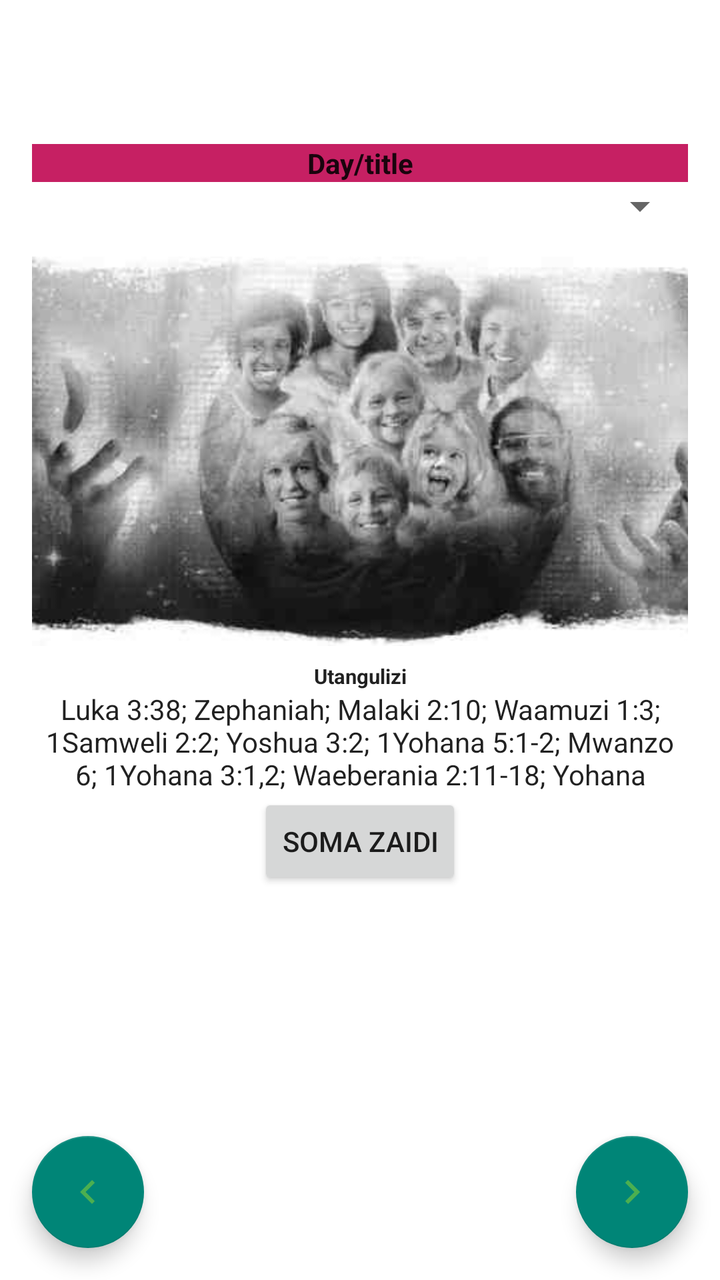
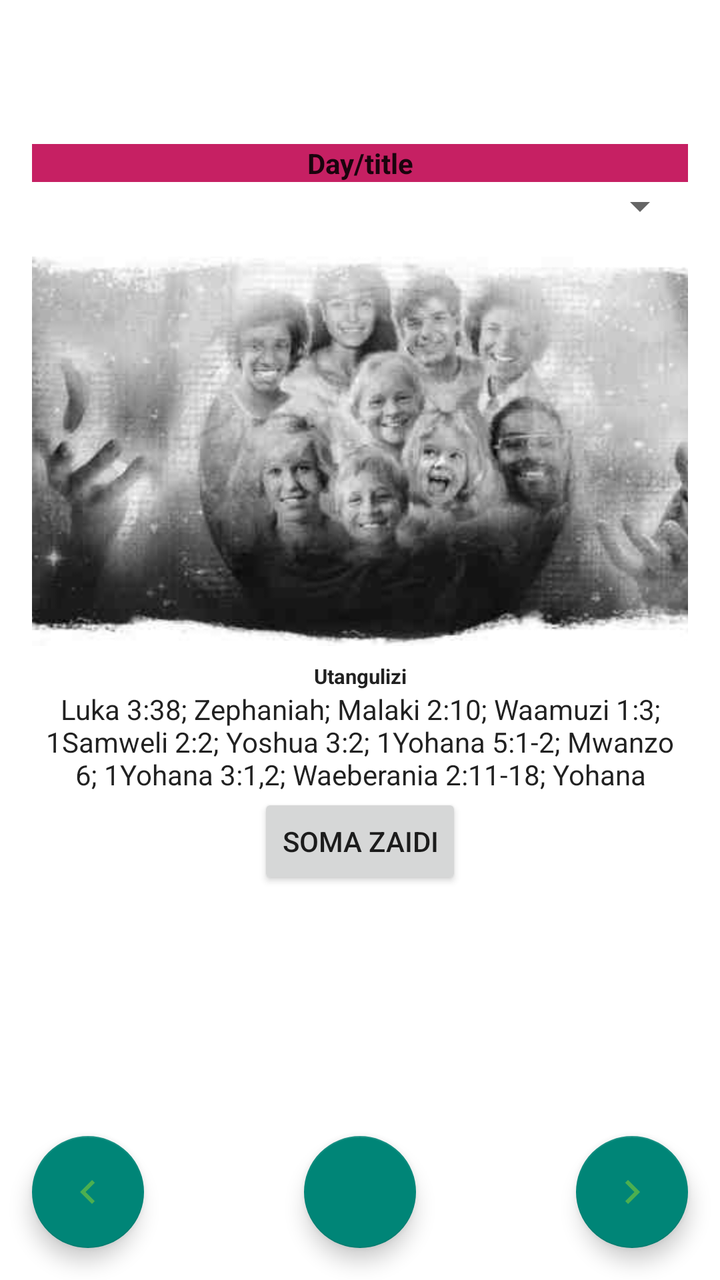

Screens rendered from an Android XML layout before and after an edit, with the pre-edit source and the edit as a unified diff.
<!-- AndroidManifest.xml: application theme Theme.LeseniYaShuleYaSabato -->
<!-- res/layout/activity_main.xml -->
<?xml version="1.0" encoding="utf-8"?>
<androidx.drawerlayout.widget.DrawerLayout
    xmlns:android="http://schemas.android.com/apk/res/android"
    xmlns:app="http://schemas.android.com/apk/res-auto"
    xmlns:tools="http://schemas.android.com/tools"
    android:id="@+id/drawer_layout"
    android:fitsSystemWindows="true"
    android:layout_width="match_parent"
    android:layout_height="match_parent">

    <androidx.coordinatorlayout.widget.CoordinatorLayout
        android:layout_width="match_parent"
        android:layout_height="match_parent">

        <androidx.constraintlayout.widget.ConstraintLayout
            android:layout_width="match_parent"
            android:layout_height="match_parent">

            <ScrollView
                android:layout_width="match_parent"
                android:layout_height="match_parent"
                app:layout_constraintBottom_toBottomOf="parent"
                app:layout_constraintEnd_toEndOf="parent"
                app:layout_constraintStart_toStartOf="parent"
                app:layout_constraintTop_toTopOf="parent">

                <androidx.constraintlayout.widget.ConstraintLayout
                    android:layout_width="match_parent"
                    android:layout_height="wrap_content"
                    android:padding="16dp">

                    <androidx.appcompat.widget.Toolbar
                        android:id="@+id/action_bar"
                        android:layout_width="match_parent"
                        android:layout_height="wrap_content"
                        android:elevation="4dp"
                        android:theme="@style/ThemeOverlay.AppCompat.Dark.ActionBar"
                        app:layout_constraintEnd_toEndOf="parent"
                        app:layout_constraintHorizontal_bias="0.0"
                        app:layout_constraintStart_toStartOf="parent"
                        app:layout_constraintTop_toTopOf="parent"
                        app:popupTheme="@style/ThemeOverlay.AppCompat.Light" />

                    <Spinner
                        android:id="@+id/quarterWeeks"
                        android:layout_width="match_parent"
                        android:layout_height="wrap_content"
                        android:textColor="?android:attr/textColorPrimary"
                        app:layout_constraintEnd_toEndOf="parent"
                        app:layout_constraintStart_toStartOf="parent"
                        app:layout_constraintTop_toBottomOf="@+id/weekTitle" />

                    <TextView
                        android:id="@+id/weekTitle"
                        android:layout_width="match_parent"
                        android:layout_height="wrap_content"
                        android:text="@string/day_title"
                        android:textStyle="bold"
                        android:background="@color/red"
                        android:textAlignment="center"
                        android:textColor="?android:attr/textColorPrimary"
                        app:layout_constraintEnd_toEndOf="parent"
                        app:layout_constraintStart_toStartOf="parent"
                        app:layout_constraintTop_toBottomOf="@+id/action_bar" />

                    <ImageView
                        android:id="@+id/quarter_image"
                        android:layout_width="match_parent"
                        android:layout_height="200dp"
                        android:contentDescription="@string/illustration_image"
                        android:scaleType="centerCrop"
                        android:src="@drawable/lesson"
                        app:layout_constraintEnd_toEndOf="parent"
                        app:layout_constraintStart_toStartOf="parent"
                        app:layout_constraintTop_toBottomOf="@+id/quarterWeeks"
                        android:layout_marginTop="8dp"/>

                    <TextView
                        android:id="@+id/utangulizi"
                        android:layout_width="match_parent"
                        android:layout_height="wrap_content"
                        android:text="Utangulizi"
                        android:textStyle="bold"
                        android:textSize="5pt"
                        android:textAlignment="center"
                        android:textColor="?android:attr/textColorPrimary"
                        app:layout_constraintEnd_toEndOf="parent"
                        app:layout_constraintStart_toStartOf="parent"
                        app:layout_constraintTop_toBottomOf="@+id/quarter_image"
                        android:layout_marginTop="8dp"/>

                    <TextView
                        android:id="@+id/verses"
                        android:layout_width="match_parent"
                        android:layout_height="wrap_content"
                        android:text="@string/verses"
                        android:maxLines="3"
                        android:textAlignment="center"
                        android:textColor="?android:attr/textColorPrimary"
                        app:layout_constraintEnd_toEndOf="parent"
                        app:layout_constraintStart_toStartOf="parent"
                        app:layout_constraintTop_toBottomOf="@+id/utangulizi"
                        android:layout_marginTop="0dp"/>

                    <Button
                        android:id="@+id/btnToggle"
                        android:layout_width="wrap_content"
                        android:layout_height="wrap_content"
                        android:text="soma zaidi"
                        app:layout_constraintTop_toBottomOf="@id/verses"
                        app:layout_constraintEnd_toEndOf="@id/verses"
                        app:layout_constraintStart_toStartOf="@id/verses" />

                    <androidx.recyclerview.widget.RecyclerView
                        android:id="@+id/wk_day"
                        android:layout_width="match_parent"
                        android:layout_height="wrap_content"
                        app:layout_constraintBottom_toBottomOf="parent"
                        app:layout_constraintEnd_toEndOf="parent"
                        app:layout_constraintStart_toStartOf="parent"
                        app:layout_constraintTop_toBottomOf="@+id/btnToggle"
                        android:layout_marginTop="8dp"/>

                </androidx.constraintlayout.widget.ConstraintLayout>
            </ScrollView>
        </androidx.constraintlayout.widget.ConstraintLayout>

        
        <com.google.android.material.floatingactionbutton.FloatingActionButton
            android:id="@+id/scrollRight"
            android:layout_width="wrap_content"
            android:layout_height="wrap_content"
            android:layout_gravity="bottom|end"
            android:layout_margin="16dp"
            android:src="@drawable/ic_arrow_right" />
            
        <com.google.android.material.floatingactionbutton.FloatingActionButton
            android:id="@+id/scrollLeft"
            android:layout_width="wrap_content"
            android:layout_height="wrap_content"
            android:layout_gravity="bottom|start"
            android:layout_margin="16dp"
            android:src="@drawable/ic_arrow_left" />

    </androidx.coordinatorlayout.widget.CoordinatorLayout>

    <com.google.android.material.navigation.NavigationView
        android:layout_gravity="start"
        android:id="@+id/nav_view"
        android:layout_width="wrap_content"
        android:layout_height="match_parent"
        app:headerLayout="@layout/nav_header"
        app:menu="@menu/navigation_drawer"/>

</androidx.drawerlayout.widget.DrawerLayout>
<!-- res/layout/nav_header.xml (included above) -->
<?xml version="1.0" encoding="utf-8"?>

<LinearLayout xmlns:android="http://schemas.android.com/apk/res/android" android:theme="@style/ThemeOverlay.AppCompat.Dark" android:layout_gravity="bottom" android:orientation="vertical" android:padding="16dp" android:layout_width="match_parent" android:layout_height="176dp"/>
<!-- resources referenced by this layout -->
<resources>
  <color name="red">#C62063</color>
  <!-- drawable ic_arrow_left (drawable) -->
  <vector xmlns:android="http://schemas.android.com/apk/res/android"
      android:width="24dp"
      android:height="24dp"
      android:viewportWidth="24"
      android:viewportHeight="24">
      <path
          android:fillColor="@color/green_500"
          android:pathData="M15.41,7.41L10.83,12l4.58,4.59L14,18l-6,-6 6,-6L15.41,7.41z" />
  </vector>
  <!-- drawable ic_arrow_right (drawable) -->
  <vector xmlns:android="http://schemas.android.com/apk/res/android"
      android:width="24dp"
      android:height="24dp"
      android:viewportWidth="24"
      android:viewportHeight="24">
      <path
          android:fillColor="@color/green_500"
          android:pathData="M8.59,16.59L13.17,12 8.59,7.41 10,6l6,6 -6,6L8.59,16.59z" />
  </vector>
  <!-- drawable lesson: jpg bitmap (drawable, 27305 bytes) -->
  <string name="day_title">Day/title</string>
  <string name="illustration_image">illustration Image</string>
  <string name="verses">Luka 3:38; Zephaniah; Malaki 2:10; Waamuzi 1:3; 1Samweli 2:2; Yoshua 3:2; 1Yohana 5:1-2; Mwanzo 6; 1Yohana 3:1,2; Waeberania 2:11-18; Yohana 20:11-13; Waeberania 8; Marko 7; Mwanzo 1</string>
  <style name="Theme.LeseniYaShuleYaSabato" parent="Base.Theme.LeseniYaShuleYaSabato" />
  <color name="green_500">#4CAF50</color>
  <style name="Base.Theme.LeseniYaShuleYaSabato" parent="Theme.AppCompat.Light.NoActionBar">
          
          <item name="android:windowBackground">@color/colorBackgroundLight</item>
          <item name="colorPrimary">#6200EE</item>
          <item name="colorPrimaryVariant">#3700B3</item>
          <item name="colorOnPrimary">#FFFFFF</item>
          <item name="colorSecondary">#03DAC6</item>
          <item name="colorOnSecondary">#000000</item>
      </style>
  <color name="colorBackgroundLight">#FFFFFF</color>
</resources>

<!-- the commit's change to res/layout/activity_main.xml (unified diff, before → after) -->
@@ -141,6 +141,23 @@
             android:layout_gravity="bottom|start"
             android:layout_margin="16dp"
             android:src="@drawable/ic_arrow_left" />
+        
+     <com.google.android.material.floatingactionbutton.FloatingActionButton
+    android:id="@+id/btnOpenFragment"
+    android:layout_width="wrap_content"
+    android:layout_height="wrap_content"
+    android:text="Mwongozo kwa Mwalimu"
+    android:layout_gravity="bottom|center"
+    android:layout_margin="16dp"/>
+        
+       <FrameLayout
+            android:id="@+id/fragment_container"
+            android:layout_width="match_parent"
+            android:layout_height="match_parent"
+            app:layout_constraintTop_toTopOf="parent"
+            app:layout_constraintBottom_toBottomOf="parent"
+            app:layout_constraintStart_toStartOf="parent"
+            app:layout_constraintEnd_toEndOf="parent"/>
 
     </androidx.coordinatorlayout.widget.CoordinatorLayout>
 
